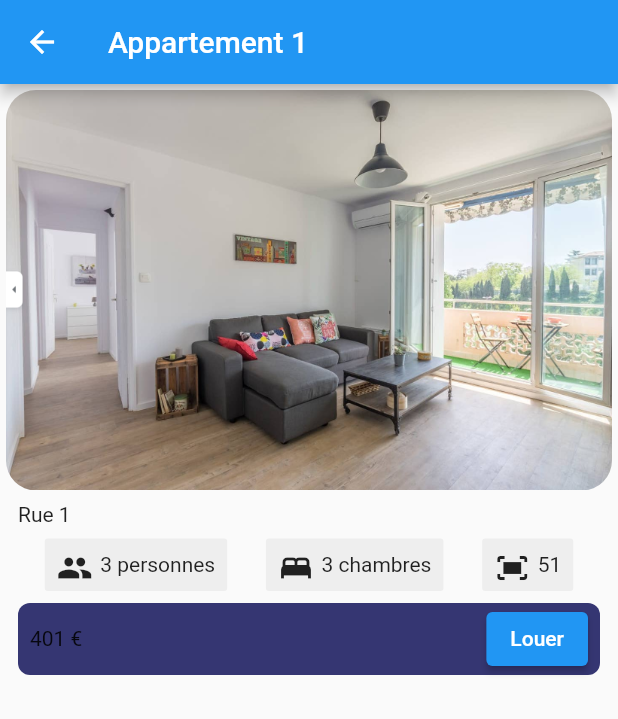
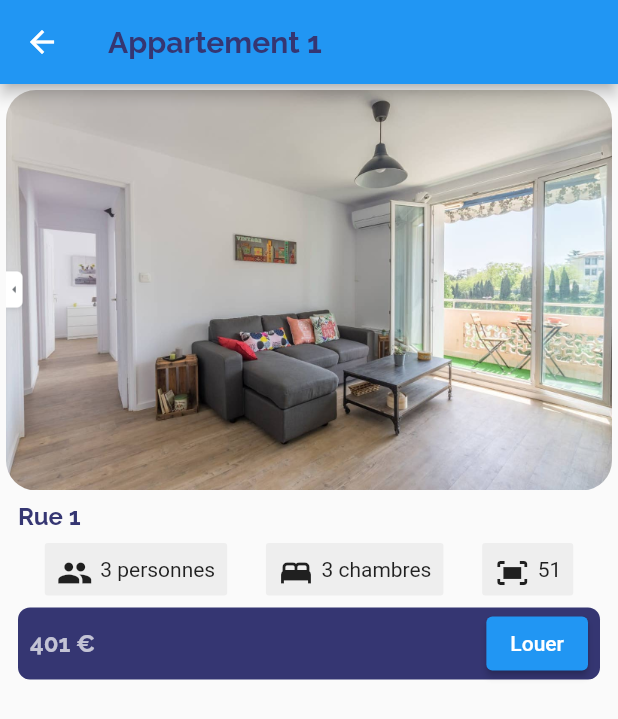
Before and after one commit to JeremyBzc/td-flutter-location, a Flutter app: the screen it shows after launch, after a tap on an icon or button, on a phone screen of 412 x 824 dp. Shown: the top 719 px of the screen. Run offline on Flutter 3.47's test engine with Material 2 defaults, Android fonts, the phone set to English and light mode, and no system bars; our stand-ins replace google_fonts.

Commit message:
add style HabitationDetails and HabitationOption

```diff
--- a/lib/views/habitation_details.dart
+++ b/lib/views/habitation_details.dart
@@ -2,7 +2,9 @@ import 'package:flutter/material.dart';
 import 'package:intl/intl.dart';
 import 'package:location/models/habitation.dart';
 import 'package:location/share/location_style.dart';
-import 'package:location/views/habitation_option.dart';
+import 'package:location/share/location_text_style.dart';
+import 'package:location/views/share/habitation_option.dart';
+
 
 class HabitationDetails extends StatefulWidget {
  final Habitation _habitation;
@@ -18,7 +20,10 @@ class _HabitationDetailsState extends State<HabitationDetails> {
   Widget build(BuildContext context) {
     return Scaffold(
       appBar: AppBar(
-        title: Text(widget._habitation.libelle),
+        title: Text(
+          widget._habitation.libelle,
+          style: LocationTextStyle.boldTextStyle
+        ),
       ),
       body: ListView(
         padding: EdgeInsets.all(4.0),
@@ -32,7 +37,10 @@ class _HabitationDetailsState extends State<HabitationDetails> {
           ),
           Container(
             margin: EdgeInsets.all(8.0),
-            child: Text(widget._habitation.adresse),
+            child: Text(
+              widget._habitation.adresse,
+              style: LocationTextStyle.subTitleboldTextStyle
+            ),
           ),
           Row(
             mainAxisAlignment: MainAxisAlignment.spaceEvenly,
@@ -63,7 +71,7 @@ class _HabitationDetailsState extends State<HabitationDetails> {
             margin: EdgeInsets.symmetric(horizontal: 8.0),
             child: Text(
               format.format(widget._habitation.prixmois),
-              // Style à faire
+              style: LocationTextStyle.priceTextStyle
             ),
           ),
           Container(
--- a/lib/views/habitation_list.dart
+++ b/lib/views/habitation_list.dart
@@ -3,7 +3,7 @@ import 'package:intl/intl.dart';
 import 'package:location/models/habitation.dart';
 import 'package:location/services/habitation_service.dart';
 import 'package:location/views/habitation_details.dart';
-import 'habitation_option.dart';
+import 'share/habitation_option.dart';
 
 
 class HabitationList extends StatelessWidget {
--- a/pubspec.yaml
+++ b/pubspec.yaml
@@ -32,6 +32,7 @@ dependencies:
     sdk: flutter
   intl: ^0.17.0
   google_fonts: 3.0.1
+  todo: ^2.0.1
 
 
   # The following adds the Cupertino Icons font to your application.
```
Also changed, not shown: lib/views/share/habitation_features_widget.dart (added, +22 -0 lines), lib/services/habitation_service.dart (line endings or trailing spaces), lib/views/share/habitation_option.dart (renamed from lib/views/habitation_option.dart), pubspec.lock.
